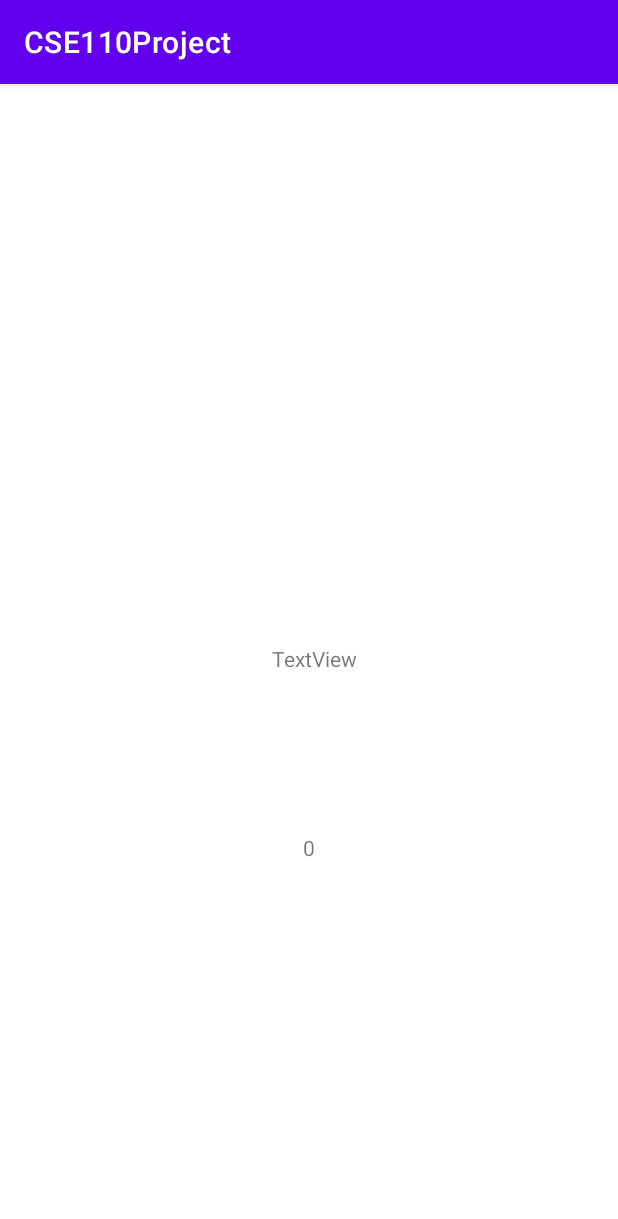
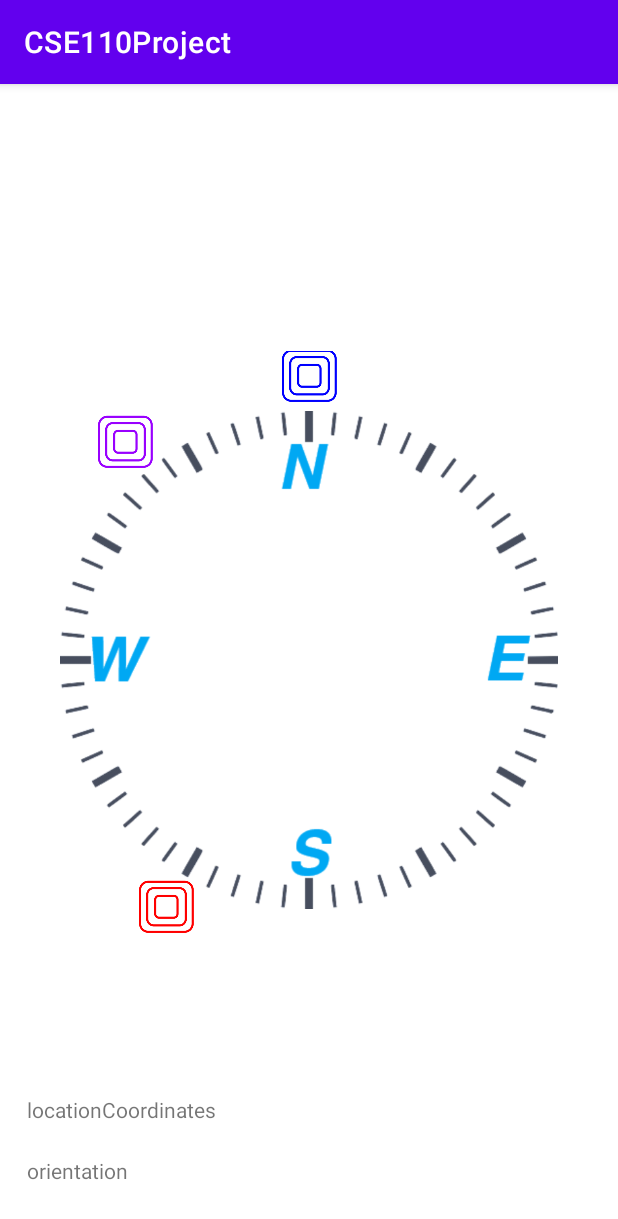
Before and after one commit to CSE-110-Winter-2023/cse-110-project-cse-team-19, an Android app: the CoordinateActivity screen opened directly, with no data from a screen before it, on a phone screen of 412 x 824 dp. Shown: the top 1219 px of the screen. Run offline under Robolectric (Android 15) with nearby library versions, the phone set to English and light mode, and no system bars; 3 statements that could not run were skipped.

Commit message:
deleted unnecessary activities

```diff
--- a/app/src/main/AndroidManifest.xml
+++ b/app/src/main/AndroidManifest.xml
@@ -23,10 +23,6 @@
                 android:value="" />
         </activity>
         <activity
-            android:name=".CompassActivity"
-            android:screenOrientation="portrait"
-            android:exported="false" />
-        <activity
             android:name=".MainActivity"
             android:screenOrientation="portrait"
             android:exported="true">
--- a/app/src/main/java/com/example/cse110project/MainActivity.java
+++ b/app/src/main/java/com/example/cse110project/MainActivity.java
@@ -4,15 +4,12 @@ import androidx.appcompat.app.AppCompatActivity;
 import androidx.constraintlayout.widget.ConstraintLayout;
 import androidx.core.app.ActivityCompat;
 
-import android.content.Intent;
 import android.content.SharedPreferences;
 import android.content.pm.PackageManager;
 import android.os.Bundle;
 import android.view.View;
 import android.widget.ImageView;
 import android.widget.TextView;
-
-import org.w3c.dom.Text;
 
 public class MainActivity extends AppCompatActivity {
     private LocationService locationService;
@@ -21,7 +18,7 @@ public class MainActivity extends AppCompatActivity {
     @Override
     protected void onCreate(Bundle savedInstanceState) {
         super.onCreate(savedInstanceState);
-        setContentView(R.layout.activity_compass);
+        setContentView(R.layout.activity_main);
 
         ImageView homeIcon = findViewById(R.id.red_icon);
         ImageView familyIcon = findViewById(R.id.blue_icon);
--- a/app/src/main/res/layout/activity_main.xml
+++ b/app/src/main/res/layout/activity_main.xml
@@ -6,27 +6,116 @@
     android:layout_height="match_parent"
     tools:context=".MainActivity">
 
+
     <TextView
-        android:id="@+id/serviceTextView"
+        android:id="@+id/locationView"
         android:layout_width="wrap_content"
         android:layout_height="wrap_content"
-        android:layout_marginStart="180dp"
-        android:layout_marginTop="355dp"
-        android:layout_marginEnd="173dp"
-        android:layout_marginBottom="357dp"
-        android:text="TextView"
+        android:layout_marginStart="17dp"
+        android:layout_marginTop="78dp"
+        android:layout_marginEnd="268dp"
+        android:layout_marginBottom="15dp"
+        android:text="locationCoordinates"
+        app:layout_constraintBottom_toTopOf="@+id/orientation"
+        app:layout_constraintEnd_toEndOf="parent"
+        app:layout_constraintStart_toStartOf="parent"
+        app:layout_constraintTop_toBottomOf="@+id/compassLayout" />
+
+    <TextView
+        android:id="@+id/orientation"
+        android:layout_width="wrap_content"
+        android:layout_height="wrap_content"
+        android:layout_marginStart="18dp"
+        android:layout_marginEnd="386dp"
+        android:layout_marginBottom="28dp"
+        android:text="orientation"
         app:layout_constraintBottom_toBottomOf="parent"
         app:layout_constraintEnd_toEndOf="parent"
+        app:layout_constraintHorizontal_bias="0.0"
         app:layout_constraintStart_toStartOf="parent"
-        app:layout_constraintTop_toTopOf="parent" />
+        app:layout_constraintTop_toBottomOf="@+id/locationView" />
 
-    <TextView
-        android:id="@+id/orientationView"
-        android:layout_width="wrap_content"
-        android:layout_height="wrap_content"
-        android:layout_marginBottom="249dp"
-        android:text="0"
+    <androidx.constraintlayout.widget.ConstraintLayout
+        android:id="@+id/compassLayout"
+
+        android:layout_width="0dp"
+        android:layout_height="0dp"
+        android:layout_marginStart="0dp"
+        android:layout_marginTop="0dp"
+        android:layout_marginEnd="0dp"
+        android:layout_marginBottom="0dp"
         app:layout_constraintBottom_toBottomOf="parent"
+        app:layout_constraintDimensionRatio="1"
         app:layout_constraintEnd_toEndOf="parent"
-        app:layout_constraintStart_toStartOf="parent" />
+        app:layout_constraintStart_toStartOf="parent"
+        app:layout_constraintTop_toTopOf="parent">
+
+        <ImageView
+            android:id="@+id/compass_image"
+
+
+            android:layout_width="match_parent"
+
+            android:layout_height="match_parent"
+            android:layout_marginStart="40dp"
+            android:layout_marginTop="40dp"
+            android:layout_marginEnd="40dp"
+            android:layout_marginBottom="40dp"
+            android:src="@drawable/compass_ui"
+
+            app:layout_constraintBottom_toBottomOf="parent"
+
+            app:layout_constraintEnd_toEndOf="parent"
+            app:layout_constraintHorizontal_bias="0.757"
+            app:layout_constraintStart_toEndOf="parent"
+            app:layout_constraintStart_toStartOf="parent"
+            app:layout_constraintTop_toTopOf="parent"
+            app:layout_constraintVertical_bias="0.0" />
+
+        <ImageView
+            android:id="@+id/red_icon"
+            android:layout_width="39dp"
+            android:layout_height="38dp"
+            app:srcCompat="@drawable/icon_red"
+
+
+            app:layout_constraintBottom_toTopOf="@+id/compass_image"
+            app:layout_constraintCircle="@+id/compassLayout"
+            app:layout_constraintCircleAngle="210"
+            app:layout_constraintCircleRadius="190dp"
+            app:layout_constraintEnd_toStartOf="@+id/compass_image"
+            app:layout_constraintStart_toEndOf="@+id/compass_image"
+            app:layout_constraintTop_toBottomOf="@+id/compass_image"
+             />
+
+        <ImageView
+            android:id="@+id/blue_icon"
+            android:layout_width="39dp"
+            android:layout_height="38dp"
+            app:srcCompat="@drawable/icons_blue"
+
+            app:layout_constraintBottom_toTopOf="@+id/compass_image"
+            app:layout_constraintCircle="@+id/compassLayout"
+            app:layout_constraintCircleAngle="0"
+            app:layout_constraintCircleRadius="190dp"
+            app:layout_constraintEnd_toStartOf="@+id/compass_image"
+            app:layout_constraintStart_toEndOf="@+id/compass_image"
+            app:layout_constraintTop_toBottomOf="@+id/compass_image"
+            />
+
+        <ImageView
+            android:id="@+id/purple_icon"
+            android:layout_width="39dp"
+            android:layout_height="38dp"
+            app:srcCompat="@drawable/icons_purple"
+            app:layout_constraintBottom_toTopOf="@+id/compass_image"
+            app:layout_constraintCircle="@+id/compassLayout"
+            app:layout_constraintCircleAngle="320"
+            app:layout_constraintCircleRadius="190dp"
+            app:layout_constraintEnd_toStartOf="@+id/compass_image"
+            app:layout_constraintStart_toEndOf="@+id/compass_image"
+            app:layout_constraintTop_toBottomOf="@+id/compass_image"
+            />
+    </androidx.constraintlayout.widget.ConstraintLayout>
+
 </androidx.constraintlayout.widget.ConstraintLayout>
```
Also changed, not shown: app/src/main/java/com/example/cse110project/CompassActivity.java (+1 -6 lines), app/src/main/res/layout/activity_compass.xml (deleted, +0 -121 lines).
